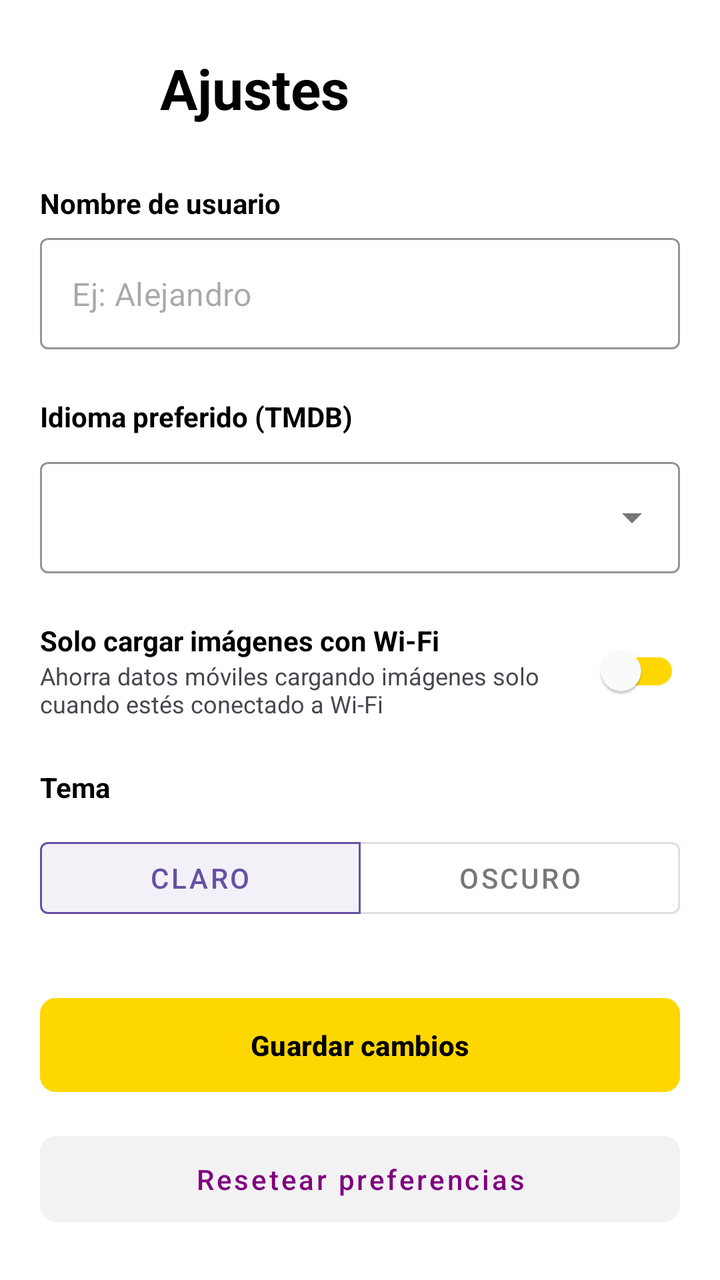
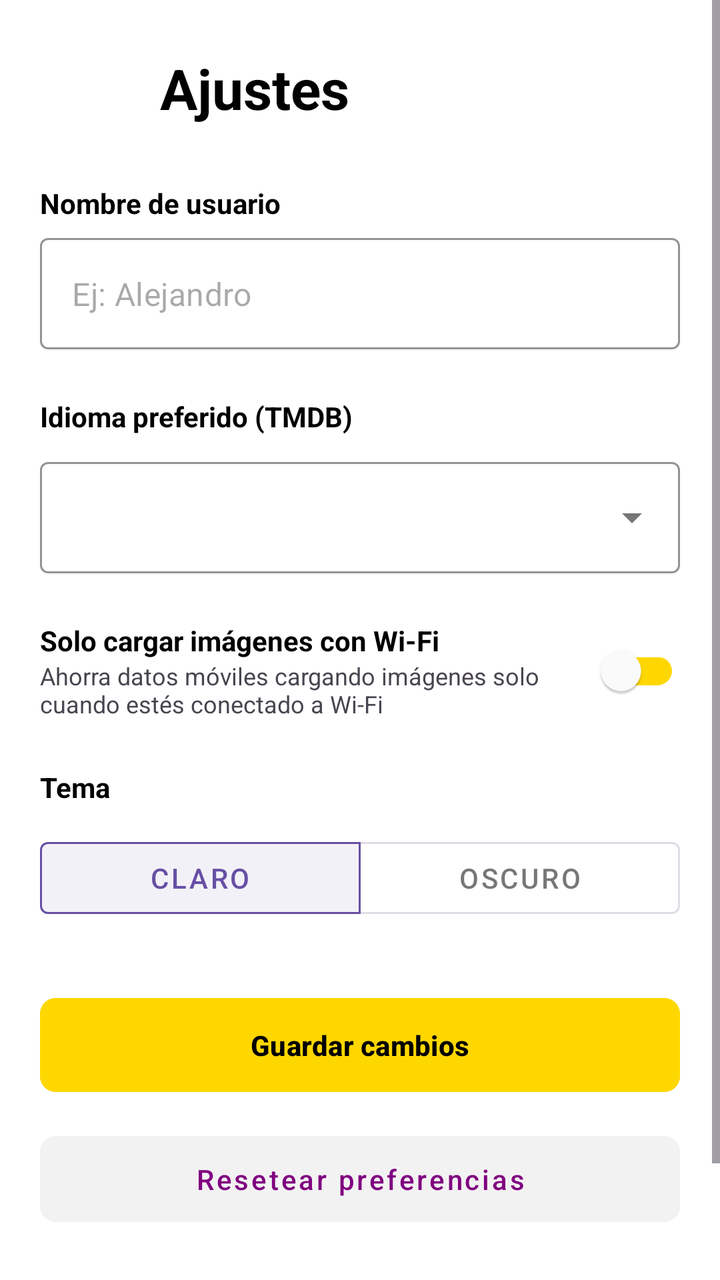

Before-and-after screenshots of an Android layout around one commit, followed by the original layout XML and the change that was made.
<!-- AndroidManifest.xml: application theme Theme.Filmoteca -->
<!-- res/layout/fragment_settings.xml -->
<?xml version="1.0" encoding="utf-8"?>
<ScrollView xmlns:android="http://schemas.android.com/apk/res/android"
    xmlns:app="http://schemas.android.com/apk/res-auto"
    xmlns:tools="http://schemas.android.com/tools"
    android:layout_width="match_parent"
    android:layout_height="match_parent"
    android:background="@color/white"
    android:fillViewport="true">

    <LinearLayout
        android:layout_width="match_parent"
        android:layout_height="wrap_content"
        android:orientation="vertical"
        android:padding="20dp">

        <LinearLayout
            android:layout_width="match_parent"
            android:layout_height="wrap_content"
            android:gravity="center_vertical"
            android:layout_marginBottom="24dp"
            android:orientation="horizontal">

            <ImageButton
                android:id="@+id/btnBackSettings"
                android:layout_width="48dp"
                android:layout_height="48dp"
                android:background="?attr/selectableItemBackgroundBorderless"
                app:tint="@color/black" />

            <TextView
                android:layout_width="wrap_content"
                android:layout_height="wrap_content"
                android:layout_marginStart="12dp"
                android:text="Ajustes"
                android:textColor="@color/black"
                android:textSize="28sp"
                android:textStyle="bold" />
        </LinearLayout>

        <TextView
            android:layout_width="wrap_content"
            android:layout_height="wrap_content"
            android:text="Nombre de usuario"
            android:textStyle="bold"
            android:textColor="@color/black"
            android:layout_marginBottom="8dp"/>

        <com.google.android.material.textfield.TextInputLayout
            style="@style/Widget.MaterialComponents.TextInputLayout.OutlinedBox"
            android:layout_width="match_parent"
            android:layout_height="wrap_content"
            android:layout_marginBottom="24dp"
            app:boxStrokeColor="@color/dorado"
            app:hintEnabled="false">

            <com.google.android.material.textfield.TextInputEditText
                android:id="@+id/etUsername"
                android:layout_width="match_parent"
                android:layout_height="wrap_content"
                android:hint="Ej: Alejandro"
                android:inputType="textPersonName" />
        </com.google.android.material.textfield.TextInputLayout>

        <TextView
            android:layout_width="wrap_content"
            android:layout_height="wrap_content"
            android:text="Idioma preferido (TMDB)"
            android:textStyle="bold"
            android:textColor="@color/black"
            android:layout_marginBottom="8dp"/>

        <com.google.android.material.textfield.TextInputLayout
            style="@style/Widget.MaterialComponents.TextInputLayout.OutlinedBox.ExposedDropdownMenu"
            android:layout_width="match_parent"
            android:layout_height="wrap_content"
            android:layout_marginBottom="24dp"
            app:boxStrokeColor="@color/dorado">

            <AutoCompleteTextView
                android:id="@+id/spinnerIdioma"
                android:layout_width="match_parent"
                android:layout_height="wrap_content"
                android:inputType="none"
                />
        </com.google.android.material.textfield.TextInputLayout>

        <RelativeLayout
            android:layout_width="match_parent"
            android:layout_height="wrap_content"
            android:layout_marginBottom="24dp">

            <LinearLayout
                android:layout_width="wrap_content"
                android:layout_height="wrap_content"
                android:layout_alignParentStart="true"
                android:layout_toStartOf="@id/switchWifi"
                android:orientation="vertical">

                <TextView
                    android:layout_width="wrap_content"
                    android:layout_height="wrap_content"
                    android:text="Solo cargar imágenes con Wi-Fi"
                    android:textColor="@color/black"
                    android:textStyle="bold" />

                <TextView
                    android:layout_width="wrap_content"
                    android:layout_height="wrap_content"
                    android:text="Ahorra datos móviles cargando imágenes solo cuando estés conectado a Wi-Fi"
                    android:textSize="12sp" />
            </LinearLayout>

            <com.google.android.material.switchmaterial.SwitchMaterial
                android:id="@+id/switchWifi"
                android:layout_width="wrap_content"
                android:layout_height="wrap_content"
                android:layout_alignParentEnd="true"
                android:layout_centerVertical="true"
                app:thumbTint="@color/white"
                app:trackTint="@color/dorado"
                app:useMaterialThemeColors="false" />
        </RelativeLayout>

        <TextView
            android:layout_width="wrap_content"
            android:layout_height="wrap_content"
            android:text="Tema"
            android:textStyle="bold"
            android:textColor="@color/black"
            android:layout_marginBottom="12dp"/>

        <com.google.android.material.button.MaterialButtonToggleGroup
            android:id="@+id/toggleGroupTema"
            android:layout_width="match_parent"
            android:layout_height="wrap_content"
            android:layout_marginBottom="32dp"
            app:singleSelection="true"
            app:selectionRequired="true"
            app:checkedButton="@+id/btnTemaClaro">

            <com.google.android.material.button.MaterialButton
                android:id="@+id/btnTemaClaro"
                style="@style/Widget.MaterialComponents.Button.OutlinedButton"
                android:layout_width="0dp"
                android:layout_height="wrap_content"
                android:layout_weight="1"
                android:text="Claro" />

            <com.google.android.material.button.MaterialButton
                android:id="@+id/btnTemaOscuro"
                style="@style/Widget.MaterialComponents.Button.OutlinedButton"
                android:layout_width="0dp"
                android:layout_height="wrap_content"
                android:layout_weight="1"
                android:text="Oscuro" />
        </com.google.android.material.button.MaterialButtonToggleGroup>

        <Button
            android:id="@+id/btnGuardarAjustes"
            android:layout_width="match_parent"
            android:layout_height="55dp"
            android:text="Guardar cambios"
            android:textAllCaps="false"
            android:textColor="@color/black"
            android:textStyle="bold"
            android:backgroundTint="@color/dorado"
            android:layout_marginBottom="12dp"
            app:cornerRadius="8dp" />

        <Button
            android:id="@+id/btnResetear"
            style="@style/Widget.MaterialComponents.Button.TextButton"
            android:layout_width="match_parent"
            android:layout_height="55dp"
            android:text="Resetear preferencias"
            android:textAllCaps="false"
            android:textColor="@color/morado"
            android:backgroundTint="#F2F2F2"
            app:cornerRadius="8dp" />

    </LinearLayout>
</ScrollView>
<!-- resources referenced by this layout -->
<resources>
  <color name="black">#FF000000</color>
  <color name="dorado">#FFD700</color>
  <color name="morado">#800080</color>
  <color name="white">#FFFFFFFF</color>
  <style name="Theme.Filmoteca" parent="Base.Theme.Filmoteca" />
  <style name="Base.Theme.Filmoteca" parent="Theme.Material3.DayNight.NoActionBar">
          
          
      </style>
</resources>

<!-- the commit's change to res/layout/fragment_settings.xml (unified diff, before → after) -->
@@ -176,6 +176,18 @@
             android:textAllCaps="false"
             android:textColor="@color/morado"
             android:backgroundTint="#F2F2F2"
+            android:layout_marginBottom="12dp"
+            app:cornerRadius="8dp" />
+
+        <com.google.android.material.button.MaterialButton
+            android:id="@+id/btnLogout"
+            style="@style/Widget.MaterialComponents.Button.TextButton"
+            android:layout_width="match_parent"
+            android:layout_height="55dp"
+            android:text="Cerrar sesión"
+            android:textAllCaps="false"
+            android:textColor="#D32F2F"
+            android:textStyle="bold"
             app:cornerRadius="8dp" />
 
     </LinearLayout>
